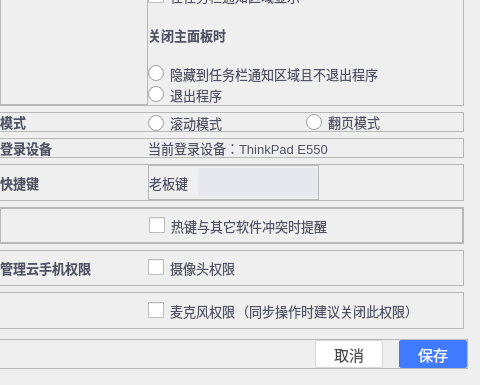
ZhouMei20220810/TEST, file systemsettingwidget.ui: the form before one commit; both pictures show x 160 to 640 and y 142 to 527 of the 640 by 527 pixel window.
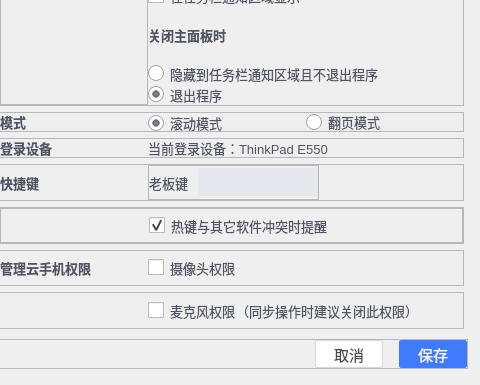
The form after the commit. Icons and pictures are not drawn.

Commit message: 默认设置界面值

Diff of the .ui file:
```diff
--- a/systemsettingwidget.ui
+++ b/systemsettingwidget.ui
@@ -928,6 +928,9 @@
                   <property name="text">
                    <string>退出程序</string>
                   </property>
+                  <property name="checked">
+                   <bool>true</bool>
+                  </property>
                  </widget>
                 </item>
                </layout>
@@ -1007,6 +1010,9 @@
                 <property name="text">
                  <string>滚动模式</string>
                 </property>
+                <property name="checked">
+                 <bool>true</bool>
+                </property>
                </widget>
               </item>
               <item>
@@ -1284,6 +1290,9 @@
                    <property name="text">
                     <string>热键与其它软件冲突时提醒</string>
                    </property>
+                   <property name="checked">
+                    <bool>true</bool>
+                   </property>
                   </widget>
                  </item>
                 </layout>
```
Left out of the diff: 9 changed lines with no effect on the pictures.
